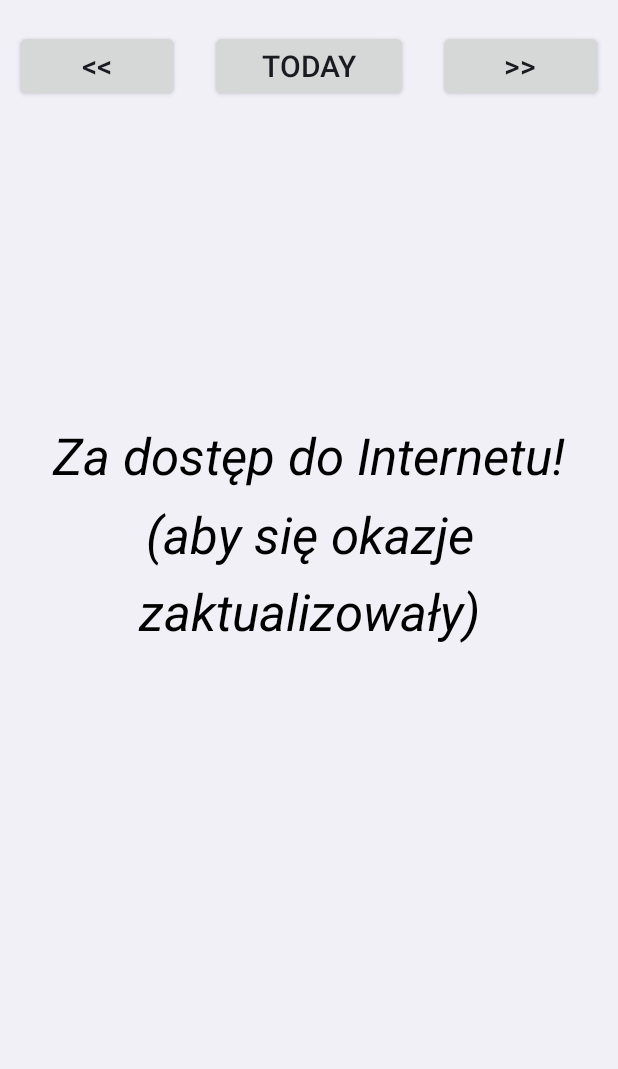
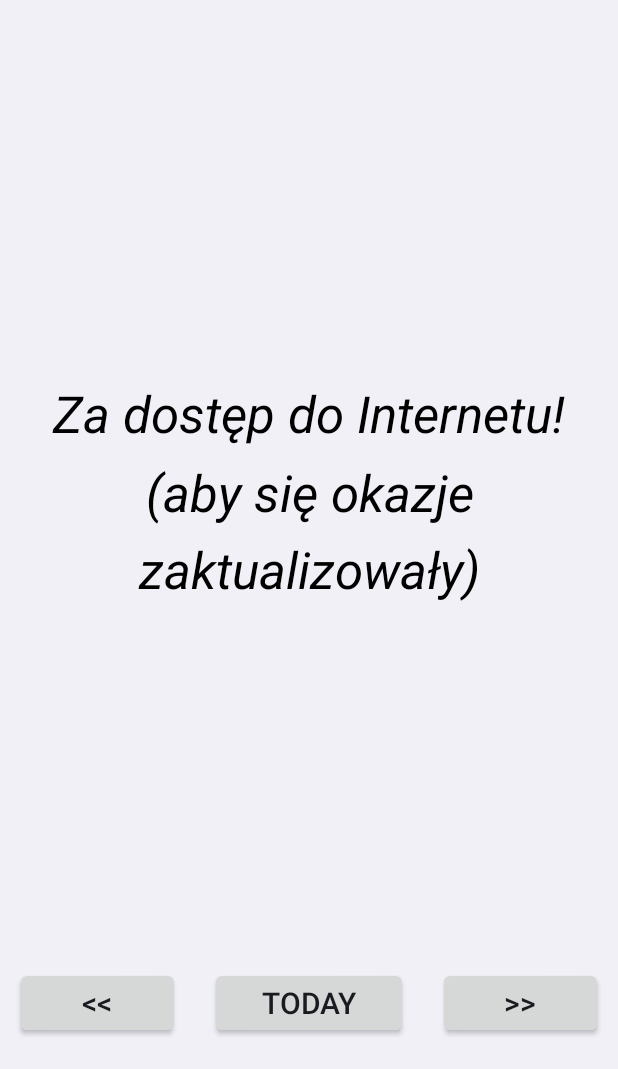
Before and after one commit to tlasica/KalendarzLiturgicznyApp, an Android app: the screen it shows after launch (MainActivity), on a phone screen of 412 x 824 dp, the part 167-1236 px from its top. Run offline under Robolectric (Android 15) with nearby library versions, the phone set to English and light mode, and no system bars; libraries missing offline, so code that uses them is left out: com.beardedhen.androidbootstrap; plain views replace BootstrapButton; 2 statements that could not run were skipped.

Commit message:
Date controls moved to the bottom of the screen

```diff
--- a/app/src/main/res/layout/activity_main.xml
+++ b/app/src/main/res/layout/activity_main.xml
@@ -35,17 +35,31 @@
     </RelativeLayout>
 
 
-    <!-- Application Content Layout -->
-	<LinearLayout xmlns:android="http://schemas.android.com/apk/res/android"
-    	xmlns:tools="http://schemas.android.com/tools"
-    	android:layout_width="match_parent"
-    	android:layout_height="match_parent"
+    <TextView
+        android:id="@+id/textview_occasion"
+        android:gravity="center"
         android:layout_below="@+id/layout_header"
-    	android:orientation="vertical"
-    	tools:context=".MainActivity" >
+        android:layout_above="@+id/layout_date_buttons"
+        android:layout_width="match_parent"
+        android:layout_height="match_parent"
+        android:layout_marginLeft="20dp"
+        android:layout_marginRight="20dp"
+        android:layout_marginBottom="10dp"
+        android:layout_marginTop="20dp"
+        android:textSize="26sp"
+        android:lineSpacingMultiplier="1.3"
+        android:text="{okazja}"
+        android:textColor="@android:color/black"
+        android:textStyle="italic"
+        android:clickable="true"
+        android:onClick="onClickOccasion"
+	/>
 
         <!-- date control buttons -->
         <LinearLayout
+            android:id="@+id/layout_date_buttons"
+            android:layout_alignParentBottom="true"
+            android:layout_marginBottom="10dp"
             android:orientation="horizontal"
             android:layout_width="match_parent"
             android:layout_height="wrap_content">
@@ -92,27 +106,4 @@
         </LinearLayout>
 
 
-    <TextView
-        android:id="@+id/textview_occasion"
-        android:gravity="center"
-        android:layout_width="match_parent"
-        android:layout_height="match_parent"
-        android:layout_marginLeft="20dp"
-        android:layout_marginRight="20dp"
-        android:layout_marginBottom="100dp"
-        android:layout_marginTop="20dp"
-        android:textSize="26sp"
-        android:lineSpacingMultiplier="1.3"
-        android:text="{okazja}"
-        android:textColor="@android:color/black"
-        android:textStyle="italic"
-        android:clickable="true"
-        android:onClick="onClickOccasion"
-	/>
-
-
-    <!--</RelativeLayout> -->
-    </LinearLayout>
-
-
 </RelativeLayout>
```
